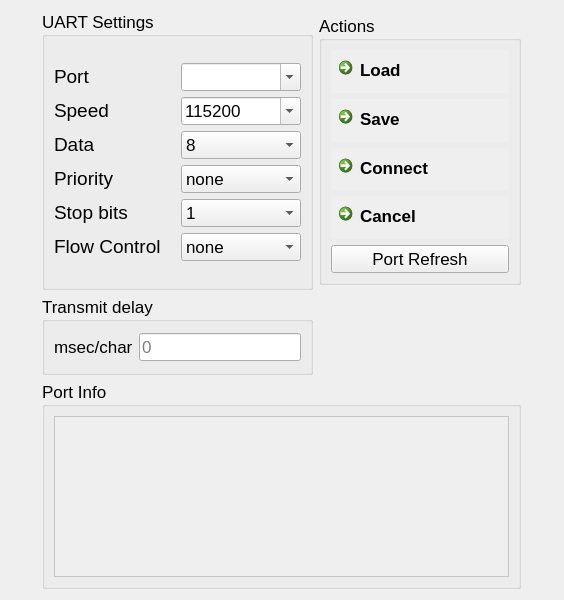
The window that assets/UI/ConnectDevice.ui (FathiMahdi/ZoulTerm) describes before a commit, drawn with Qt 5.
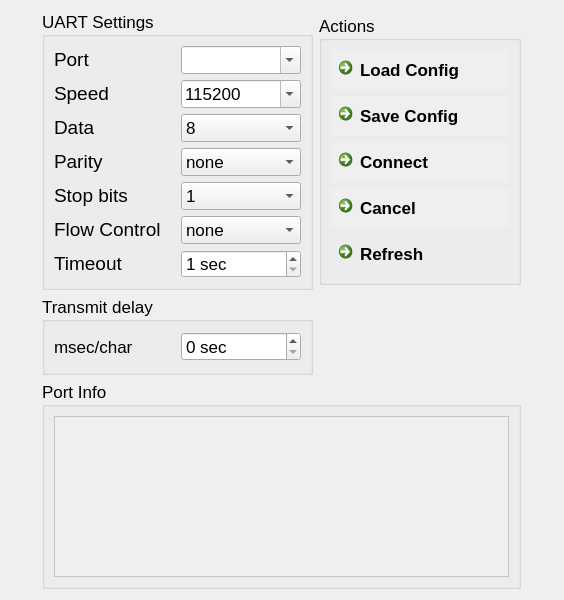
The same window after the commit. Icons and pictures are not drawn.

Patch:
```diff
--- a/assets/UI/ConnectDevice.ui
+++ b/assets/UI/ConnectDevice.ui
@@ -77,9 +77,7 @@
        <property name="title">
         <string>UART Settings</string>
        </property>
-       <layout class="QGridLayout" name="gridLayout_12">
-        <item row="0" column="0">
-         <layout class="QGridLayout" name="gridLayout_10">
+       <layout class="QGridLayout" name="gridLayout_6">
           <item row="0" column="0">
            <layout class="QGridLayout" name="gridLayout">
             <item row="0" column="0">
@@ -245,7 +243,7 @@
             <item row="0" column="0">
              <widget class="QLabel" name="label_5">
               <property name="text">
-               <string>&lt;html&gt;&lt;head/&gt;&lt;body&gt;&lt;p&gt;&lt;span style=&quot; font-size:14pt;&quot;&gt;Priority&lt;/span&gt;&lt;/p&gt;&lt;/body&gt;&lt;/html&gt;</string>
+             <string>&lt;html&gt;&lt;head/&gt;&lt;body&gt;&lt;p&gt;&lt;span style=&quot; font-size:14pt;&quot;&gt;Parity&lt;/span&gt;&lt;/p&gt;&lt;/body&gt;&lt;/html&gt;</string>
               </property>
              </widget>
             </item>
@@ -318,15 +316,15 @@
            </layout>
           </item>
           <item row="5" column="0">
-           <layout class="QGridLayout" name="gridLayout_6">
-            <item row="0" column="0">
+         <layout class="QHBoxLayout" name="horizontalLayout_3">
+          <item>
              <widget class="QLabel" name="label_7">
               <property name="text">
                <string>&lt;html&gt;&lt;head/&gt;&lt;body&gt;&lt;p&gt;&lt;span style=&quot; font-size:14pt;&quot;&gt;Flow Control&lt;/span&gt;&lt;/p&gt;&lt;/body&gt;&lt;/html&gt;</string>
               </property>
              </widget>
             </item>
-            <item row="0" column="1">
+          <item>
              <widget class="QComboBox" name="comboBox_flow_control">
               <property name="sizePolicy">
                <sizepolicy hsizetype="Minimum" vsizetype="Fixed">
@@ -358,6 +356,28 @@
             </item>
            </layout>
           </item>
+        <item row="6" column="0">
+         <layout class="QHBoxLayout" name="horizontalLayout_2">
+          <item>
+           <widget class="QLabel" name="label_8">
+            <property name="text">
+             <string>&lt;html&gt;&lt;head/&gt;&lt;body&gt;&lt;p&gt;&lt;span style=&quot; font-size:14pt;&quot;&gt;Timeout&lt;/span&gt;&lt;/p&gt;&lt;/body&gt;&lt;/html&gt;</string>
+            </property>
+           </widget>
+          </item>
+          <item>
+           <widget class="QSpinBox" name="spinBox_rx_timeout">
+            <property name="suffix">
+             <string> sec</string>
+            </property>
+            <property name="minimum">
+             <number>1</number>
+            </property>
+            <property name="maximum">
+             <number>60</number>
+            </property>
+           </widget>
+          </item>
          </layout>
         </item>
        </layout>
@@ -388,7 +408,7 @@
        <property name="title">
         <string>Actions</string>
        </property>
-       <layout class="QGridLayout" name="gridLayout_11">
+       <layout class="QGridLayout" name="gridLayout_10">
         <item row="0" column="0">
          <layout class="QGridLayout" name="gridLayout_9">
           <item row="0" column="0">
@@ -408,7 +428,7 @@
              <bool>true</bool>
             </property>
             <property name="text">
-             <string>Load</string>
+             <string>Load Config</string>
             </property>
             <property name="icon">
              <iconset resource="../../ZoulTerm.qrc">
@@ -442,7 +462,7 @@
              <bool>true</bool>
             </property>
             <property name="text">
-             <string>Save</string>
+             <string>Save Config</string>
             </property>
             <property name="icon">
              <iconset resource="../../ZoulTerm.qrc">
@@ -521,29 +541,24 @@
             </property>
            </widget>
           </item>
-         </layout>
-        </item>
-        <item row="1" column="0">
-         <widget class="QPushButton" name="pushButton">
-          <property name="font">
-           <font>
-            <pointsize>13</pointsize>
-           </font>
-          </property>
-          <property name="cursor">
-           <cursorShape>PointingHandCursor</cursorShape>
-          </property>
-          <property name="autoFillBackground">
-           <bool>true</bool>
-          </property>
+          <item row="4" column="0">
+           <widget class="QCommandLinkButton" name="commandLinkButton_refresh">
           <property name="text">
-           <string>Port Refresh</string>
+             <string>Refresh</string>
           </property>
           <property name="icon">
            <iconset resource="../../ZoulTerm.qrc">
             <normaloff>:/resources/assets/icons/refresh.png</normaloff>:/resources/assets/icons/refresh.png</iconset>
           </property>
-         </widget>
+            <property name="iconSize">
+             <size>
+              <width>24</width>
+              <height>24</height>
+             </size>
+            </property>
+           </widget>
+          </item>
+         </layout>
         </item>
        </layout>
       </widget>
@@ -577,20 +592,20 @@
        <property name="title">
         <string>Transmit delay</string>
        </property>
-       <layout class="QGridLayout" name="gridLayout_13">
-        <item row="0" column="0">
          <layout class="QGridLayout" name="gridLayout_7">
           <item row="0" column="0">
+         <layout class="QHBoxLayout" name="horizontalLayout_4">
+          <item>
            <widget class="QLabel" name="label">
             <property name="text">
              <string>msec/char</string>
             </property>
            </widget>
           </item>
-          <item row="0" column="1">
-           <widget class="QLineEdit" name="lineEdit">
-            <property name="placeholderText">
-             <string>0</string>
+          <item>
+           <widget class="QSpinBox" name="spinBox_tx_timeout">
+            <property name="suffix">
+             <string> sec</string>
             </property>
            </widget>
           </item>
```
Left out of the diff: 27 changed lines with no effect on the pictures. Lines whose indentation alone changed are shown as unchanged.
